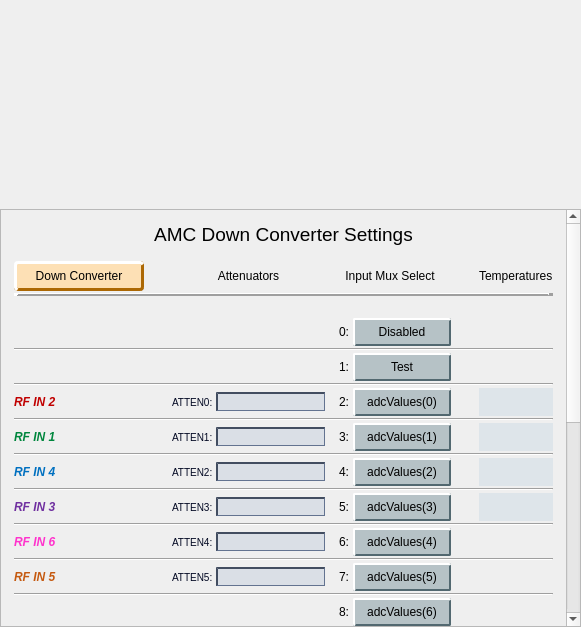
First picture: the form in individuals/downconverter_mux_select.ui, repository cristinasewell/ATCA_PyDM_Screens, before the edit.
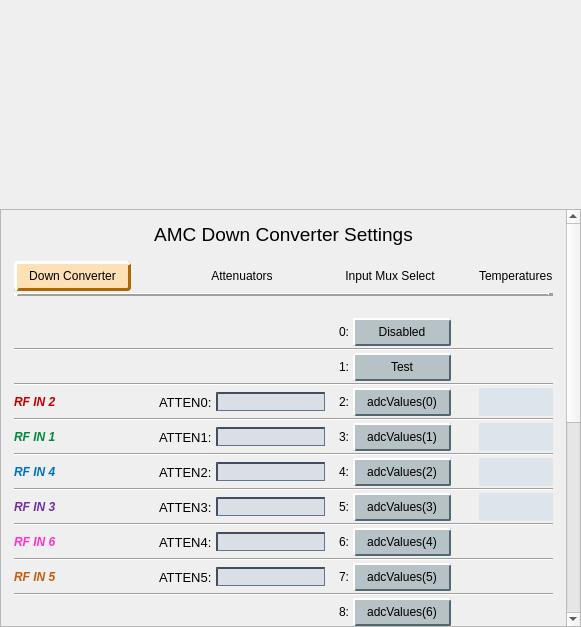
Second picture: the form after the edit. Custom widgets are drawn as their Qt base class.

Commit message: FIX: took more font-size settings off

Diff of the .ui file:
```diff
--- a/individuals/downconverter_mux_select.ui
+++ b/individuals/downconverter_mux_select.ui
@@ -901,15 +901,11 @@
             <widget class="QLabel" name="label_3">
              <property name="font">
               <font>
-               <pointsize>-1</pointsize>
+               <pointsize>10</pointsize>
               </font>
              </property>
              <property name="styleSheet">
-              <string notr="true">QLabel{
-  color:#030923;
-  font-size: 10px;
-  font-style: bold;
-}</string>
+              <string notr="true"/>
              </property>
              <property name="text">
               <string>ATTEN1: </string>
@@ -937,15 +933,11 @@
             <widget class="QLabel" name="label_6">
              <property name="font">
               <font>
-               <pointsize>-1</pointsize>
+               <pointsize>10</pointsize>
               </font>
              </property>
              <property name="styleSheet">
-              <string notr="true">QLabel{
-  color:#030923;
-  font-size: 10px;
-  font-style: bold;
-}</string>
+              <string notr="true"/>
              </property>
              <property name="text">
               <string>ATTEN4: </string>
@@ -1053,15 +1045,11 @@
             <widget class="QLabel" name="label_4">
              <property name="font">
               <font>
-               <pointsize>-1</pointsize>
+               <pointsize>10</pointsize>
               </font>
              </property>
              <property name="styleSheet">
-              <string notr="true">QLabel{
-  color:#030923;
-  font-size: 10px;
-  font-style: bold;
-}</string>
+              <string notr="true"/>
              </property>
              <property name="text">
               <string>ATTEN2: </string>
@@ -1103,15 +1091,11 @@
             <widget class="QLabel" name="label_5">
              <property name="font">
               <font>
-               <pointsize>-1</pointsize>
+               <pointsize>10</pointsize>
               </font>
              </property>
              <property name="styleSheet">
-              <string notr="true">QLabel{
-  color:#030923;
-  font-size: 10px;
-  font-style: bold;
-}</string>
+              <string notr="true"/>
              </property>
              <property name="text">
               <string>ATTEN3: </string>
@@ -1146,15 +1130,11 @@
             <widget class="QLabel" name="label_7">
              <property name="font">
               <font>
-               <pointsize>-1</pointsize>
+               <pointsize>10</pointsize>
               </font>
              </property>
              <property name="styleSheet">
-              <string notr="true">QLabel{
-  color:#030923;
-  font-size: 10px;
-  font-style: bold;
-}</string>
+              <string notr="true"/>
              </property>
              <property name="text">
               <string>ATTEN5: </string>
@@ -1514,15 +1494,11 @@
             <widget class="QLabel" name="label_2">
              <property name="font">
               <font>
-               <pointsize>-1</pointsize>
+               <pointsize>10</pointsize>
               </font>
              </property>
              <property name="styleSheet">
-              <string notr="true">QLabel{
-  color:#030923;
-  font-size: 10px;
-  font-style: bold;
-}</string>
+              <string notr="true"/>
              </property>
              <property name="text">
               <string>ATTEN0: </string>
```
The commit also changes 1 other file.
